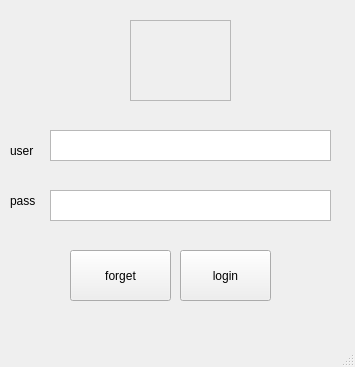
Old version of the form Login_F.ui in the repository imyasin2000/pychat.
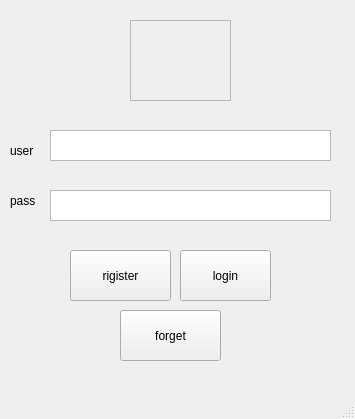
New version of the form. Icons and pictures are not drawn.

Commit message: login rigester forget form added

Diff of the .ui file:
```diff
--- a/Login_F.ui
+++ b/Login_F.ui
@@ -10,7 +10,7 @@
     <x>0</x>
     <y>0</y>
     <width>355</width>
-    <height>367</height>
+    <height>419</height>
    </rect>
   </property>
   <property name="windowTitle">
@@ -93,8 +93,8 @@
    <widget class="QPushButton" name="forget_b">
     <property name="geometry">
      <rect>
-      <x>70</x>
-      <y>250</y>
+      <x>120</x>
+      <y>310</y>
       <width>101</width>
       <height>51</height>
      </rect>
@@ -116,6 +116,19 @@
      <string>pass</string>
     </property>
    </widget>
+   <widget class="QPushButton" name="rigister_b">
+    <property name="geometry">
+     <rect>
+      <x>70</x>
+      <y>250</y>
+      <width>101</width>
+      <height>51</height>
+     </rect>
+    </property>
+    <property name="text">
+     <string>rigister</string>
+    </property>
+   </widget>
   </widget>
   <widget class="QStatusBar" name="statusbar"/>
  </widget>
```
The commit also changes 3 other files.
